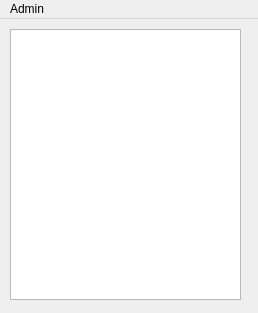
Qt form admin/mainwindow.ui (bakwc/delta3-admin) before a commit.
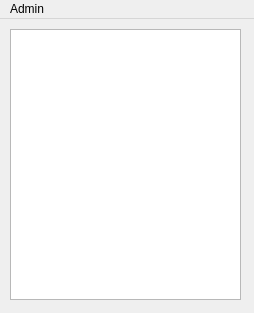
The same form after that commit.

```diff
--- a/admin/mainwindow.ui
+++ b/admin/mainwindow.ui
@@ -6,7 +6,7 @@
    <rect>
     <x>0</x>
     <y>0</y>
-    <width>258</width>
+    <width>254</width>
     <height>313</height>
    </rect>
   </property>
@@ -30,7 +30,7 @@
     <rect>
      <x>0</x>
      <y>0</y>
-     <width>258</width>
+     <width>254</width>
      <height>21</height>
     </rect>
    </property>
```
Left out of the diff: 2 changed lines with no effect on the pictures.
